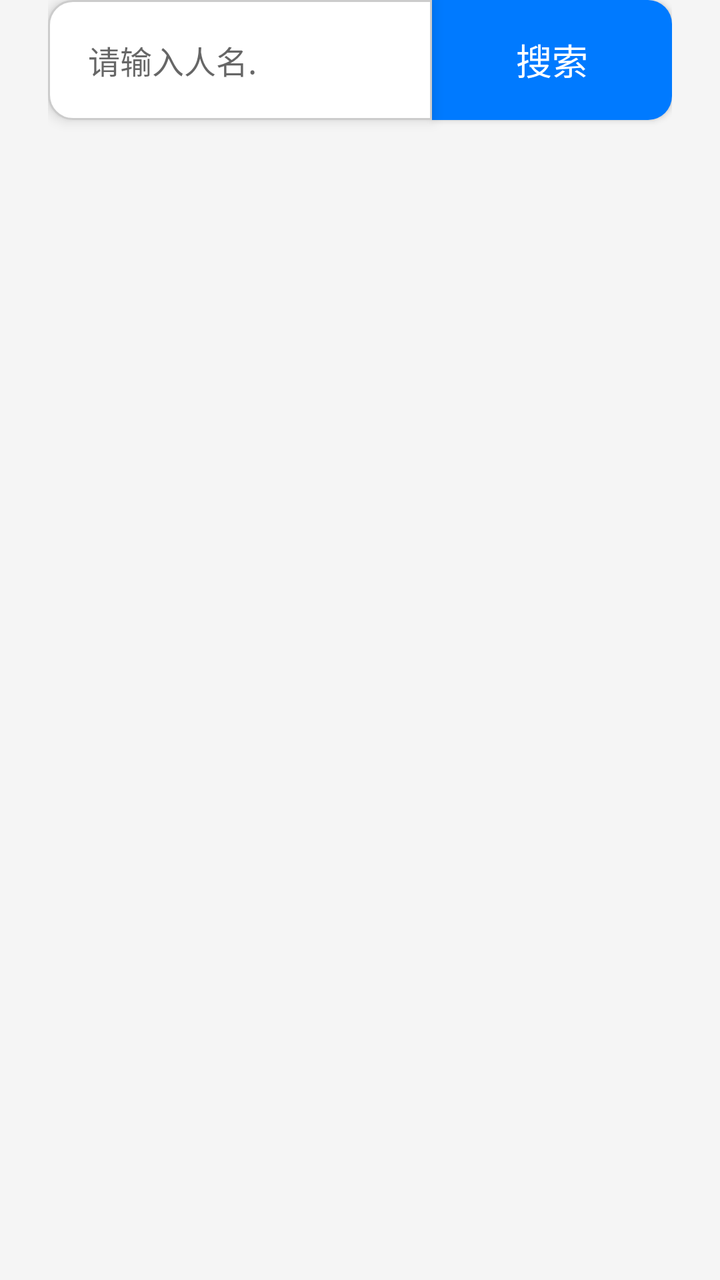
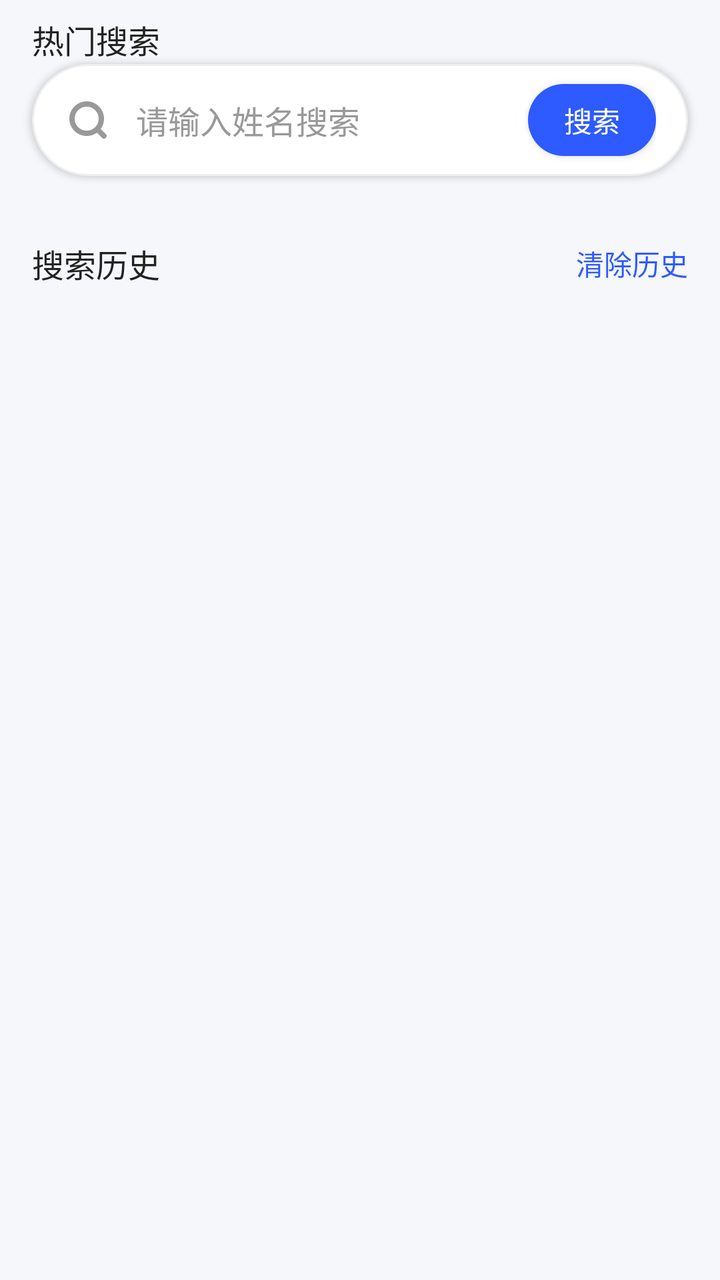

The first picture is an Android layout as it rendered before a commit; the second is the same layout after the commit. The layout source and the unified diff follow.
<!-- AndroidManifest.xml: application theme Theme.MyApplication -->
<!-- res/layout/fragment_home.xml -->
<?xml version="1.0" encoding="utf-8"?>
<androidx.constraintlayout.widget.ConstraintLayout xmlns:android="http://schemas.android.com/apk/res/android"
    xmlns:app="http://schemas.android.com/apk/res-auto"
    xmlns:tools="http://schemas.android.com/tools"
    android:layout_width="match_parent"
    android:layout_height="match_parent"
    android:paddingStart="24dp"
    android:paddingEnd="24dp"
    android:paddingBottom="24dp"
    android:background="#F5F5F5"
    tools:context=".ui.home.HomeFragment">

    
    <EditText
        android:id="@+id/editTextText"
        android:layout_width="0dp"
        android:layout_height="60dp"
        android:background="@drawable/edit_text_background_left"
        android:hint="请输入人名."
        android:inputType="text"
        android:paddingHorizontal="20dp"
        android:textSize="16sp"
        android:elevation="4dp"
        app:layout_constraintStart_toStartOf="parent"
        app:layout_constraintTop_toTopOf="parent"
        app:layout_constraintEnd_toStartOf="@+id/button2"
        app:layout_constraintHorizontal_bias="0.5"
        app:layout_constraintVertical_bias="0.4" />

    
    <Button
        android:id="@+id/button2"
        android:layout_width="120dp"
        android:layout_height="60dp"
        android:onClick="clickbutten1"
        android:text="搜索"
        android:textSize="18sp"
        android:textColor="#FFFFFF"
        android:background="@drawable/button_background_right"
        android:elevation="6dp"
        app:layout_constraintStart_toEndOf="@+id/editTextText"
        app:layout_constraintTop_toTopOf="@+id/editTextText"
        app:layout_constraintEnd_toEndOf="parent" />

</androidx.constraintlayout.widget.ConstraintLayout>
<!-- resources referenced by this layout -->
<resources>
  <!-- drawable button_background_right (drawable) -->
  <?xml version="1.0" encoding="utf-8"?>
  <shape xmlns:android="http://schemas.android.com/apk/res/android"
      android:shape="rectangle">
      <solid android:color="#007AFF" />
      <corners
          android:topLeftRadius="0dp"
          android:bottomLeftRadius="0dp"
          android:topRightRadius="12dp"
          android:bottomRightRadius="12dp" />
  </shape>
  <!-- drawable edit_text_background_left (drawable) -->
  <?xml version="1.0" encoding="utf-8"?>
  <shape xmlns:android="http://schemas.android.com/apk/res/android"
      android:shape="rectangle">
      <solid android:color="#FFFFFF" />
      <corners
          android:topLeftRadius="12dp"
          android:bottomLeftRadius="12dp"
          android:topRightRadius="0dp"
          android:bottomRightRadius="0dp" />
      <stroke
          android:width="1dp"
          android:color="#CCCCCC" />
  </shape>
  <style name="Theme.MyApplication" parent="Theme.MaterialComponents.DayNight.DarkActionBar">
          
          <item name="colorPrimary">@color/purple_500</item>
          <item name="colorPrimaryVariant">@color/purple_700</item>
          <item name="colorOnPrimary">@color/white</item>
          
          <item name="colorSecondary">@color/teal_200</item>
          <item name="colorSecondaryVariant">@color/teal_700</item>
          <item name="colorOnSecondary">@color/black</item>
          
          <item name="android:statusBarColor">?attr/colorPrimaryVariant</item>
          
      </style>
  <color name="purple_500">#FF6200EE</color>
  <color name="purple_700">#FF3700B3</color>
  <color name="white">#FFFFFFFF</color>
  <color name="teal_200">#FF03DAC5</color>
  <color name="teal_700">#FF018786</color>
  <color name="black">#FF000000</color>
</resources>

<!-- the commit's change to res/layout/fragment_home.xml (unified diff, before → after) -->
@@ -4,42 +4,146 @@
     xmlns:tools="http://schemas.android.com/tools"
     android:layout_width="match_parent"
     android:layout_height="match_parent"
-    android:paddingStart="24dp"
-    android:paddingEnd="24dp"
-    android:paddingBottom="24dp"
-    android:background="#F5F5F5"
+    android:background="@color/bg_page"
     tools:context=".ui.home.HomeFragment">
 
     
-    <EditText
-        android:id="@+id/editTextText"
+    <LinearLayout
+        android:id="@+id/search_container"
         android:layout_width="0dp"
-        android:layout_height="60dp"
-        android:background="@drawable/edit_text_background_left"
-        android:hint="请输入人名."
-        android:inputType="text"
-        android:paddingHorizontal="20dp"
-        android:textSize="16sp"
-        android:elevation="4dp"
+        android:layout_height="56dp"
+        android:layout_marginHorizontal="16dp"
+        android:layout_marginTop="32dp"
+        android:background="@drawable/search_bar_bg"
+        android:elevation="2dp"
+        android:gravity="center_vertical"
+        android:orientation="horizontal"
+        android:paddingHorizontal="16dp"
+        app:layout_constraintEnd_toEndOf="parent"
         app:layout_constraintStart_toStartOf="parent"
-        app:layout_constraintTop_toTopOf="parent"
-        app:layout_constraintEnd_toStartOf="@+id/button2"
-        app:layout_constraintHorizontal_bias="0.5"
-        app:layout_constraintVertical_bias="0.4" />
+        app:layout_constraintTop_toTopOf="parent">
+
+        
+        <ImageView
+            android:layout_width="24dp"
+            android:layout_height="24dp"
+            android:src="@drawable/ic_search"
+            android:tint="@color/text_hint" />
+
+        
+        <EditText
+            android:id="@+id/editTextText"
+            android:layout_width="0dp"
+            android:layout_height="match_parent"
+            android:layout_marginHorizontal="12dp"
+            android:layout_weight="1"
+            android:background="@null"
+            android:hint="请输入姓名搜索"
+            android:inputType="text"
+            android:maxLines="1"
+            android:textColor="@color/text_content"
+            android:textColorHint="@color/text_hint"
+            android:textSize="16sp" />
+
+        
+        <ImageView
+            android:id="@+id/iv_clear"
+            android:layout_width="20dp"
+            android:layout_height="20dp"
+            android:src="@drawable/ic_clear"
+            android:tint="@color/text_hint"
+            android:visibility="gone" />
+
+        
+        <Button
+            android:id="@+id/button2"
+            android:layout_width="64dp"
+            android:layout_height="36dp"
+            android:background="@drawable/btn_search_bg"
+            android:text="搜索"
+            android:textColor="@color/white"
+            android:textSize="14sp" />
+    </LinearLayout>
 
     
-    <Button
-        android:id="@+id/button2"
-        android:layout_width="120dp"
-        android:layout_height="60dp"
-        android:onClick="clickbutten1"
-        android:text="搜索"
-        android:textSize="18sp"
-        android:textColor="#FFFFFF"
-        android:background="@drawable/button_background_right"
-        android:elevation="6dp"
-        app:layout_constraintStart_toEndOf="@+id/editTextText"
-        app:layout_constraintTop_toTopOf="@+id/editTextText"
-        app:layout_constraintEnd_toEndOf="parent" />
+    <LinearLayout
+        android:layout_width="0dp"
+        android:layout_height="wrap_content"
+        android:layout_marginHorizontal="16dp"
+        android:layout_marginTop="24dp"
+        android:orientation="vertical"
+        app:layout_constraintEnd_toEndOf="parent"
+        app:layout_constraintStart_toStartOf="parent"
+        app:layout_constraintTop_toBottomOf="@id/search_container">
+
+        
+        <androidx.constraintlayout.widget.ConstraintLayout
+            android:layout_width="match_parent"
+            android:layout_height="wrap_content"
+            android:paddingVertical="8dp">
+
+            <TextView
+                android:id="@+id/tv_history_title"
+                android:layout_width="wrap_content"
+                android:layout_height="wrap_content"
+                android:text="搜索历史"
+                android:textColor="@color/text_title"
+                android:textSize="16sp"
+                android:fontWeight="500"
+                app:layout_constraintStart_toStartOf="parent"
+                app:layout_constraintTop_toTopOf="parent"
+                app:layout_constraintBottom_toBottomOf="parent"/>
+
+            <TextView
+                android:id="@+id/tv_clear_history"
+                android:layout_width="wrap_content"
+                android:layout_height="wrap_content"
+                android:text="清除历史"
+                android:textColor="@color/primary"
+                android:textSize="14sp"
+                app:layout_constraintEnd_toEndOf="parent"
+                app:layout_constraintTop_toTopOf="parent"
+                app:layout_constraintBottom_toBottomOf="parent"/>
+
+        </androidx.constraintlayout.widget.ConstraintLayout>
+
+        
+        <androidx.recyclerview.widget.RecyclerView
+            android:id="@+id/rv_history"
+            android:layout_width="match_parent"
+            android:layout_height="wrap_content"
+            android:orientation="horizontal"
+            app:layoutManager="androidx.recyclerview.widget.GridLayoutManager"
+            app:spanCount="3" />
+    </LinearLayout>
+
+    
+    <LinearLayout
+        android:layout_width="0dp"
+        android:layout_height="wrap_content"
+        android:layout_marginHorizontal="16dp"
+        android:layout_marginTop="24dp"
+        android:orientation="vertical"
+        app:layout_constraintEnd_toEndOf="parent"
+        app:layout_constraintStart_toStartOf="parent"
+        app:layout_constraintTop_toBottomOf="@id/rv_history">
+
+        <TextView
+            android:layout_width="wrap_content"
+            android:layout_height="wrap_content"
+            android:text="热门搜索"
+            android:textColor="@color/text_title"
+            android:textSize="16sp"
+            android:fontWeight="500"
+            android:paddingVertical="8dp" />
+
+        
+        <androidx.recyclerview.widget.RecyclerView
+            android:id="@+id/rv_hot"
+            android:layout_width="match_parent"
+            android:layout_height="wrap_content"
+            app:layoutManager="androidx.recyclerview.widget.GridLayoutManager"
+            app:spanCount="3" />
+    </LinearLayout>
 
 </androidx.constraintlayout.widget.ConstraintLayout>
<!-- resource entries referenced after the edit -->
@@ -1,29 +1,45 @@
 <!-- resources referenced by this layout -->
 <resources>
-  <!-- drawable button_background_right (drawable) -->
-  <?xml version="1.0" encoding="utf-8"?>
+  <color name="bg_page">#F5F7FA</color>
+  <color name="primary">#2D5BFF</color>
+  <color name="text_content">#666666</color>
+  <color name="text_hint">#999999</color>
+  <color name="text_title">#222222</color>
+  <color name="white">#FFFFFFFF</color>
+  <!-- drawable btn_search_bg (drawable) -->
   <shape xmlns:android="http://schemas.android.com/apk/res/android"
       android:shape="rectangle">
-      <solid android:color="#007AFF" />
-      <corners
-          android:topLeftRadius="0dp"
-          android:bottomLeftRadius="0dp"
-          android:topRightRadius="12dp"
-          android:bottomRightRadius="12dp" />
+      <solid android:color="@color/primary" />
+      <corners android:radius="18dp" />
   </shape>
-  <!-- drawable edit_text_background_left (drawable) -->
-  <?xml version="1.0" encoding="utf-8"?>
+  <!-- drawable ic_clear (drawable) -->
+  <vector xmlns:android="http://schemas.android.com/apk/res/android"
+      android:width="200.2dp"
+      android:height="200dp"
+      android:viewportWidth="1025"
+      android:viewportHeight="1024">
+    <path
+        android:pathData="M513,1024C230.3,1024 1,794.8 1,512S230.3,0 513,0s512,229.2 512,512 -229.2,512 -512,512zM513,434.4l-168.1,-168.1 -77.6,77.6L435.4,512l-168.1,168.1 77.6,77.6L513,589.6l168.1,168.1 77.6,-77.6L590.6,512l168.1,-168.1 -77.6,-77.6L513,434.4z"
+        android:fillColor="#333333"/>
+  </vector>
+  <!-- drawable ic_search (drawable) -->
+  <vector xmlns:android="http://schemas.android.com/apk/res/android"
+      android:width="200dp"
+      android:height="200dp"
+      android:viewportWidth="1024"
+      android:viewportHeight="1024">
+    <path
+        android:pathData="M782.2,701.7a369.8,369.8 0,1 0,-80.4 80.4l111.4,111.4a56.9,56.9 0,0 0,80.4 -80.4l-111.4,-111.4zM664.6,302.5Q739.6,377.5 739.6,483.6q0,106 -75,181Q589.6,739.6 483.6,739.6q-106,0 -181,-75Q227.6,589.6 227.6,483.6q0,-106 75,-181Q377.5,227.6 483.6,227.6q106,0 181,75z"
+        android:fillColor="#3A3A3A"/>
+  </vector>
+  <!-- drawable search_bar_bg (drawable) -->
   <shape xmlns:android="http://schemas.android.com/apk/res/android"
       android:shape="rectangle">
-      <solid android:color="#FFFFFF" />
-      <corners
-          android:topLeftRadius="12dp"
-          android:bottomLeftRadius="12dp"
-          android:topRightRadius="0dp"
-          android:bottomRightRadius="0dp" />
+      <solid android:color="@color/white" />
+      <corners android:radius="28dp" />
       <stroke
           android:width="1dp"
-          android:color="#CCCCCC" />
+          android:color="@color/divider" />
   </shape>
   <style name="Theme.MyApplication" parent="Theme.MaterialComponents.DayNight.DarkActionBar">
           
@@ -38,9 +54,9 @@
           <item name="android:statusBarColor">?attr/colorPrimaryVariant</item>
           
       </style>
+  <color name="divider">#EEEEEE</color>
   <color name="purple_500">#FF6200EE</color>
   <color name="purple_700">#FF3700B3</color>
-  <color name="white">#FFFFFFFF</color>
   <color name="teal_200">#FF03DAC5</color>
   <color name="teal_700">#FF018786</color>
   <color name="black">#FF000000</color>
